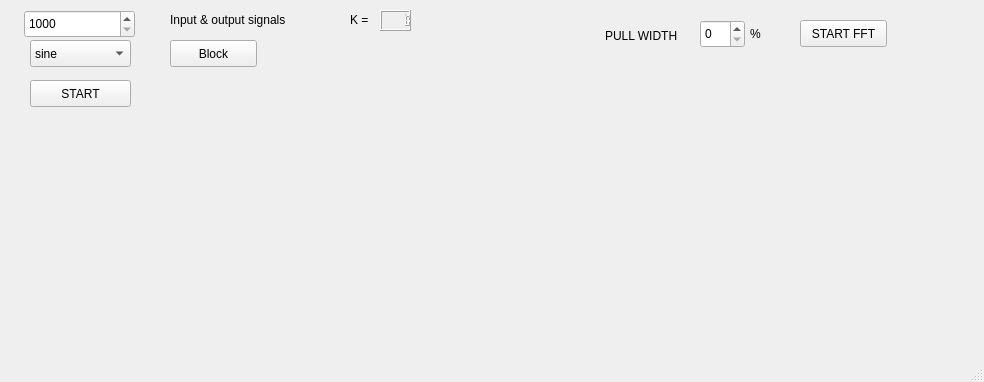
The window that mainwindow.ui (NeroMipt/labproject) describes before a commit, drawn with Qt 5.
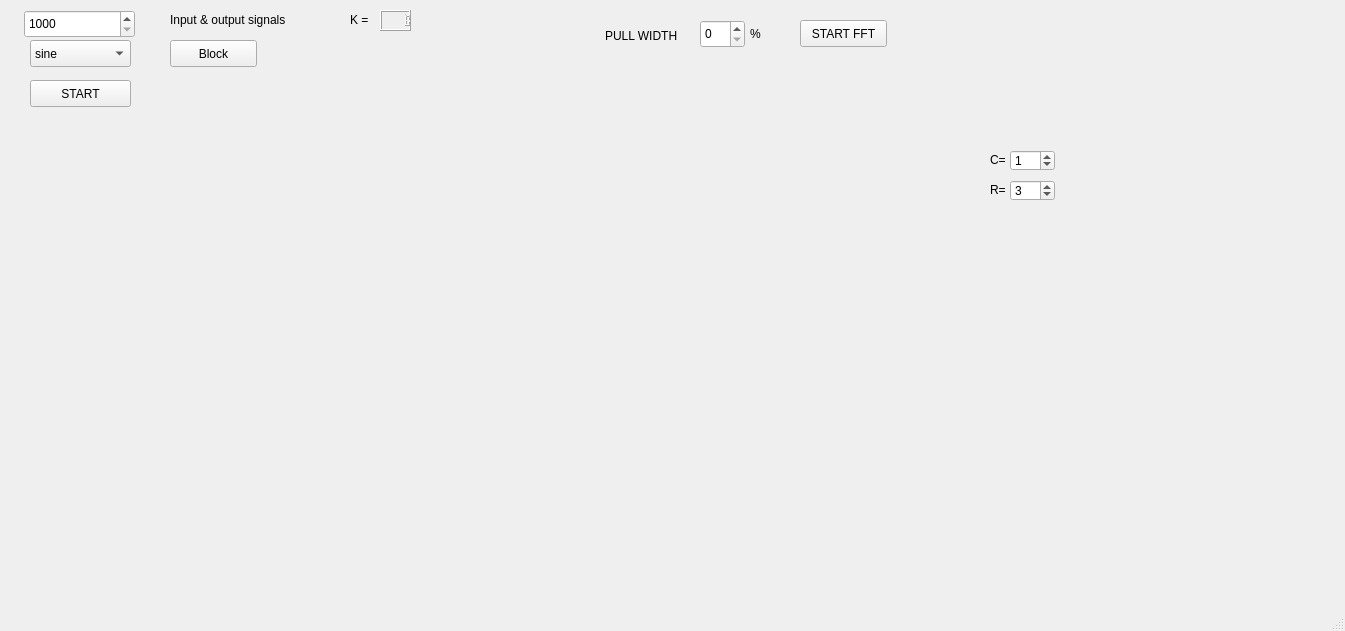
The same window after the commit. Custom widgets are drawn as their Qt base class.

```diff
--- a/mainwindow.ui
+++ b/mainwindow.ui
@@ -6,8 +6,8 @@
    <rect>
     <x>0</x>
     <y>0</y>
-    <width>984</width>
-    <height>382</height>
+    <width>1345</width>
+    <height>631</height>
    </rect>
   </property>
   <property name="windowTitle">
@@ -201,6 +201,81 @@
      <string>START FFT</string>
     </property>
    </widget>
+   <widget class="QCustomPlot" name="FTI" native="true">
+    <property name="geometry">
+     <rect>
+      <x>170</x>
+      <y>340</y>
+      <width>391</width>
+      <height>241</height>
+     </rect>
+    </property>
+   </widget>
+   <widget class="QCustomPlot" name="HFunc" native="true">
+    <property name="geometry">
+     <rect>
+      <x>600</x>
+      <y>340</y>
+      <width>361</width>
+      <height>241</height>
+     </rect>
+    </property>
+   </widget>
+   <widget class="QLabel" name="label_5">
+    <property name="geometry">
+     <rect>
+      <x>990</x>
+      <y>180</y>
+      <width>16</width>
+      <height>19</height>
+     </rect>
+    </property>
+    <property name="text">
+     <string>R=</string>
+    </property>
+   </widget>
+   <widget class="QSpinBox" name="resister">
+    <property name="geometry">
+     <rect>
+      <x>1010</x>
+      <y>180</y>
+      <width>45</width>
+      <height>21</height>
+     </rect>
+    </property>
+    <property name="value">
+     <number>3</number>
+    </property>
+   </widget>
+   <widget class="QLabel" name="label_6">
+    <property name="geometry">
+     <rect>
+      <x>990</x>
+      <y>150</y>
+      <width>31</width>
+      <height>19</height>
+     </rect>
+    </property>
+    <property name="text">
+     <string>C=</string>
+    </property>
+   </widget>
+   <widget class="QSpinBox" name="capacity">
+    <property name="geometry">
+     <rect>
+      <x>1010</x>
+      <y>150</y>
+      <width>45</width>
+      <height>21</height>
+     </rect>
+    </property>
+    <property name="maximum">
+     <number>10000</number>
+    </property>
+    <property name="value">
+     <number>1</number>
+    </property>
+   </widget>
   </widget>
   <widget class="QMenuBar" name="menubar">
    <property name="geometry">
```
Left out of the diff: 4 changed lines with no effect on the pictures.
